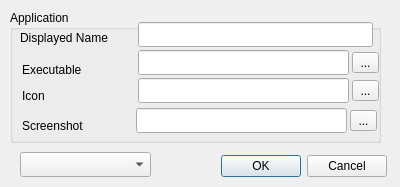
pussbb/Link-Saver, file apps.ui: the form before one commit.
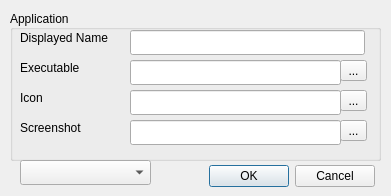
The form after the commit.

Patch:
```diff
--- a/apps.ui
+++ b/apps.ui
@@ -6,12 +6,24 @@
    <rect>
     <x>0</x>
     <y>0</y>
-    <width>400</width>
-    <height>187</height>
+    <width>391</width>
+    <height>196</height>
    </rect>
   </property>
+  <property name="maximumSize">
+   <size>
+    <width>391</width>
+    <height>196</height>
+   </size>
+  </property>
   <property name="windowTitle">
-   <string>Dialog</string>
+   <string>Add Application</string>
+  </property>
+  <property name="autoFillBackground">
+   <bool>true</bool>
+  </property>
+  <property name="modal">
+   <bool>true</bool>
   </property>
   <widget class="QGroupBox" name="groupBox">
    <property name="geometry">
@@ -19,12 +31,18 @@
      <x>10</x>
      <y>10</y>
      <width>371</width>
-     <height>133</height>
+     <height>151</height>
     </rect>
    </property>
    <property name="title">
     <string>Application</string>
    </property>
+   <property name="alignment">
+    <set>Qt::AlignLeading|Qt::AlignLeft|Qt::AlignVCenter</set>
+   </property>
+   <property name="flat">
+    <bool>false</bool>
+   </property>
    <widget class="QLabel" name="label">
     <property name="geometry">
      <rect>
@@ -41,8 +59,8 @@
    <widget class="QLineEdit" name="appname">
     <property name="geometry">
      <rect>
-      <x>128</x>
-      <y>12</y>
+      <x>120</x>
+      <y>20</y>
       <width>235</width>
       <height>25</height>
      </rect>
@@ -51,8 +69,8 @@
    <widget class="QLineEdit" name="exepath">
     <property name="geometry">
      <rect>
-      <x>128</x>
-      <y>40</y>
+      <x>120</x>
+      <y>50</y>
       <width>211</width>
       <height>25</height>
      </rect>
@@ -61,8 +79,8 @@
    <widget class="QLabel" name="label_2">
     <property name="geometry">
      <rect>
-      <x>12</x>
-      <y>52</y>
+      <x>10</x>
+      <y>50</y>
       <width>91</width>
       <height>16</height>
      </rect>
@@ -74,8 +92,8 @@
    <widget class="QLabel" name="label_3">
     <property name="geometry">
      <rect>
-      <x>12</x>
-      <y>78</y>
+      <x>10</x>
+      <y>80</y>
       <width>57</width>
       <height>15</height>
      </rect>
@@ -87,8 +105,8 @@
    <widget class="QLineEdit" name="appicon">
     <property name="geometry">
      <rect>
-      <x>128</x>
-      <y>68</y>
+      <x>120</x>
+      <y>80</y>
       <width>211</width>
       <height>25</height>
      </rect>
@@ -97,8 +115,8 @@
    <widget class="QLabel" name="label_4">
     <property name="geometry">
      <rect>
-      <x>12</x>
-      <y>108</y>
+      <x>10</x>
+      <y>110</y>
       <width>89</width>
       <height>16</height>
      </rect>
@@ -110,8 +128,8 @@
    <widget class="QLineEdit" name="screenshot">
     <property name="geometry">
      <rect>
-      <x>126</x>
-      <y>98</y>
+      <x>120</x>
+      <y>110</y>
       <width>211</width>
       <height>25</height>
      </rect>
@@ -120,8 +138,8 @@
    <widget class="QToolButton" name="toolButton">
     <property name="geometry">
      <rect>
-      <x>342</x>
-      <y>42</y>
+      <x>330</x>
+      <y>50</y>
       <width>27</width>
       <height>21</height>
      </rect>
@@ -133,8 +151,8 @@
    <widget class="QToolButton" name="toolButton_2">
     <property name="geometry">
      <rect>
-      <x>342</x>
-      <y>70</y>
+      <x>330</x>
+      <y>80</y>
       <width>27</width>
       <height>21</height>
      </rect>
@@ -146,8 +164,8 @@
    <widget class="QToolButton" name="toolButton_3">
     <property name="geometry">
      <rect>
-      <x>340</x>
-      <y>100</y>
+      <x>330</x>
+      <y>110</y>
       <width>27</width>
       <height>21</height>
      </rect>
@@ -160,8 +178,8 @@
   <widget class="QDialogButtonBox" name="buttonBox">
    <property name="geometry">
     <rect>
-     <x>212</x>
-     <y>150</y>
+     <x>200</x>
+     <y>160</y>
      <width>175</width>
      <height>33</height>
     </rect>
@@ -174,7 +192,7 @@
    <property name="geometry">
     <rect>
      <x>20</x>
-     <y>152</y>
+     <y>160</y>
      <width>131</width>
      <height>25</height>
     </rect>
```
